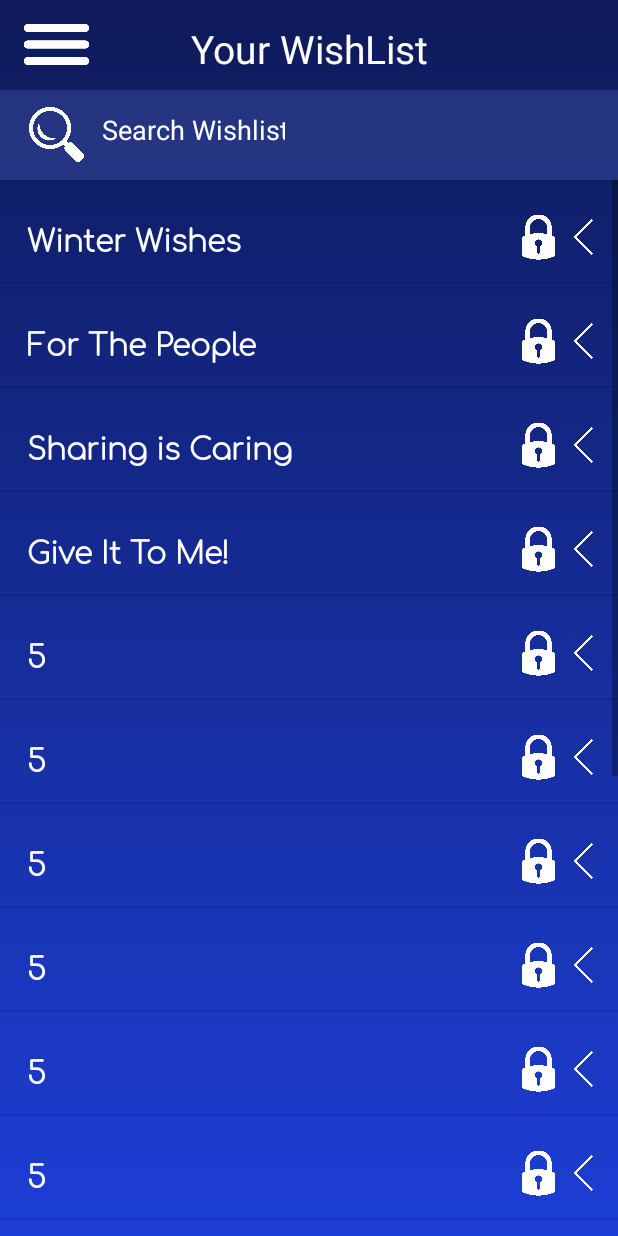
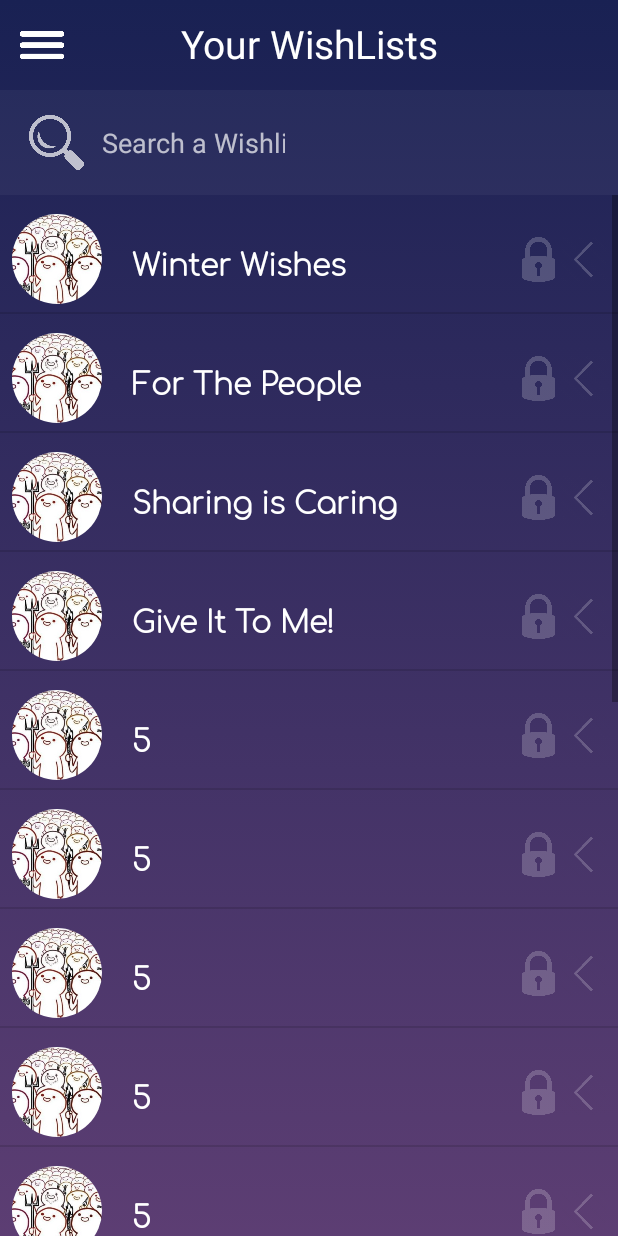
Before and after one commit to Andrea-IV/IWishApp, an Android app: the DashboardActivity screen opened directly, with no data from a screen before it, on a phone screen of 412 x 824 dp. Run offline under Robolectric (Android 15) with nearby library versions, the phone set to English and light mode, and no system bars; our stand-ins replace CircleImageView.

Commit message:
avancement dashboard

```diff
--- a/app/build.gradle
+++ b/app/build.gradle
@@ -19,11 +19,12 @@ android {
 }
 
 dependencies {
-    implementation fileTree(dir: 'libs', include: ['*.jar'])
+    implementation fileTree(include: ['*.jar'], dir: 'libs')
     implementation 'com.android.support:appcompat-v7:28.0.0'
     implementation 'com.android.support.constraint:constraint-layout:1.1.3'
     implementation 'com.android.support:design:28.0.0'
     testImplementation 'junit:junit:4.12'
     androidTestImplementation 'com.android.support.test:runner:1.0.2'
     androidTestImplementation 'com.android.support.test.espresso:espresso-core:3.0.2'
+    implementation 'de.hdodenhof:circleimageview:1.2.1'
 }
--- a/app/src/main/res/drawable/list_background.xml
+++ b/app/src/main/res/drawable/list_background.xml
@@ -3,7 +3,7 @@
 <item>
     <shape>
         <gradient
-            android:angle="-90"
+            android:angle="-45"
             android:startColor="@color/blueBackground"
             android:endColor="@color/blueBackgroundEnd"/>
     </shape>
--- a/app/src/main/res/layout/activity_dashboard.xml
+++ b/app/src/main/res/layout/activity_dashboard.xml
@@ -164,11 +164,13 @@
 
             <ImageView
                 android:id="@+id/menuIcon"
-                android:layout_width="59dp"
-                android:layout_height="44dp"
+                android:layout_width="40dp"
+                android:layout_height="30dp"
                 android:layout_marginStart="8dp"
                 android:layout_marginLeft="8dp"
                 android:layout_marginTop="8dp"
+                android:layout_marginBottom="8dp"
+                app:layout_constraintBottom_toBottomOf="parent"
                 app:layout_constraintStart_toStartOf="parent"
                 app:layout_constraintTop_toTopOf="parent"
                 app:srcCompat="@drawable/menuicon" />
@@ -179,10 +181,10 @@
                 android:layout_height="wrap_content"
                 android:layout_marginStart="8dp"
                 android:layout_marginLeft="8dp"
-                android:layout_marginTop="8dp"
+                android:layout_marginTop="6dp"
                 android:layout_marginEnd="8dp"
                 android:layout_marginRight="8dp"
-                android:layout_marginBottom="4dp"
+                android:layout_marginBottom="8dp"
                 android:text="@string/dashboard_name"
                 app:layout_constraintBottom_toBottomOf="parent"
                 app:layout_constraintEnd_toEndOf="parent"
@@ -192,8 +194,8 @@
 
         <android.support.constraint.ConstraintLayout
             android:layout_width="match_parent"
-            android:layout_height="60dp"
-            android:background="@color/searchBackground">
+            android:layout_height="70dp"
+            android:background="@color/ghost">
 
             <ImageView
                 android:id="@+id/searchLogo"
@@ -201,6 +203,9 @@
                 android:layout_height="60dp"
                 android:layout_marginStart="8dp"
                 android:layout_marginLeft="8dp"
+                android:layout_marginTop="8dp"
+                android:layout_marginBottom="8dp"
+                android:alpha="0.7"
                 app:layout_constraintBottom_toBottomOf="parent"
                 app:layout_constraintStart_toStartOf="parent"
                 app:layout_constraintTop_toTopOf="parent"
@@ -210,10 +215,12 @@
                 android:id="@+id/editText"
                 android:layout_width="122dp"
                 android:layout_height="60dp"
+                android:layout_marginTop="8dp"
                 android:layout_marginBottom="8dp"
+                android:alpha="0.7"
                 android:background="@null"
+                android:hint="@string/search_bar"
                 android:inputType="text"
-                android:hint="@string/search_bar"
                 android:textColorHint="@android:color/white"
                 app:layout_constraintBottom_toBottomOf="parent"
                 app:layout_constraintStart_toEndOf="@+id/searchLogo"
--- a/app/src/main/res/layout/list_of_wishelist.xml
+++ b/app/src/main/res/layout/list_of_wishelist.xml
@@ -10,7 +10,7 @@
         android:orientation="horizontal"
         android:id="@+id/wishButtonLayout"
         android:layout_width="match_parent"
-        android:layout_height="60dp"
+        android:layout_height="70dp"
         android:layout_marginStart="8dp"
         android:layout_marginLeft="8dp"
         android:layout_marginTop="8dp"
@@ -21,11 +21,21 @@
         app:layout_constraintEnd_toEndOf="parent"
         app:layout_constraintStart_toStartOf="parent"
         app:layout_constraintTop_toTopOf="parent">
+
+        <de.hdodenhof.circleimageview.CircleImageView
+            xmlns:app="http://schemas.android.com/apk/res-auto"
+            android:id="@+id/profile_image"
+            android:layout_width="60dp"
+            android:layout_height="60dp"
+            android:src="@drawable/example"
+            app:border_width="2dp"
+            app:border_color="@color/ghost"/>
+
         <TextView
             android:id="@+id/wishlistText"
             android:layout_width="wrap_content"
             android:layout_height="wrap_content"
-            android:padding="10sp"
+            android:padding="20sp"
             android:textAllCaps="false"
             android:textColor="@android:color/white"
             android:textSize="20sp"
@@ -40,11 +50,13 @@
                 android:id="@+id/locked"
                 android:layout_width="30dp"
                 android:layout_height="match_parent"
+                android:alpha="0.2"
                 app:srcCompat="@drawable/locked"/>
             <ImageView
                 android:id="@+id/extand"
                 android:layout_width="30dp"
                 android:layout_height="match_parent"
+                android:alpha="0.2"
                 app:srcCompat="@drawable/expand"/>
 
         </LinearLayout>
--- a/app/src/main/res/values/colors.xml
+++ b/app/src/main/res/values/colors.xml
@@ -1,8 +1,8 @@
 <?xml version="1.0" encoding="utf-8"?>
 <resources>
-    <color name="blueBackground">#0E1A59</color>
-    <color name="searchBackground">#94354597</color>
-    <color name="blueBackgroundEnd">#1D3ED6</color>
+    <color name="blueBackground">#192153</color>
+    <color name="ghost">#0AFFFFFF</color>
+    <color name="blueBackgroundEnd">#CE371153</color>
     <color name="blueForeground">#1B2976</color>
     <color name="blueEffects">#3153CB</color>
     <color name="roseDelimiter">#D9337B</color>
--- a/app/src/main/res/values/strings.xml
+++ b/app/src/main/res/values/strings.xml
@@ -1,5 +1,5 @@
 <resources>
     <string name="app_name">WISH IT</string>
-    <string name="dashboard_name">Your WishList</string>
-    <string name="search_bar">Search Wishlist</string>
+    <string name="dashboard_name">Your WishLists</string>
+    <string name="search_bar">Search a Wishlist</string>
 </resources>
```
Also changed, not shown: app/src/main/res/drawable/example.jpg (added), 1 other file.
